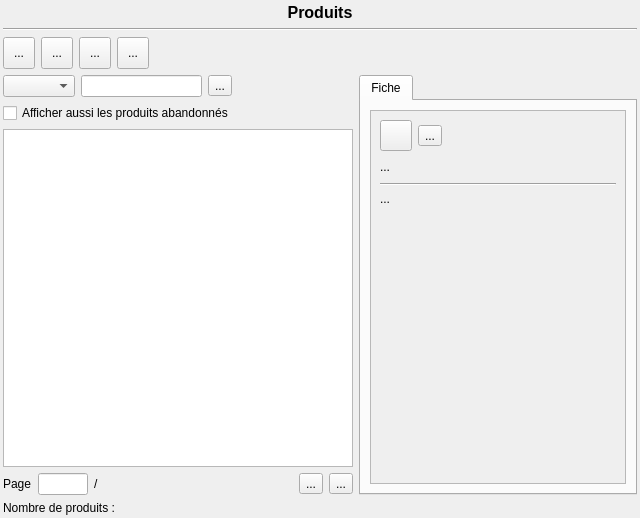
cfdev/mcercle, file src/productView.ui: the form before one commit.
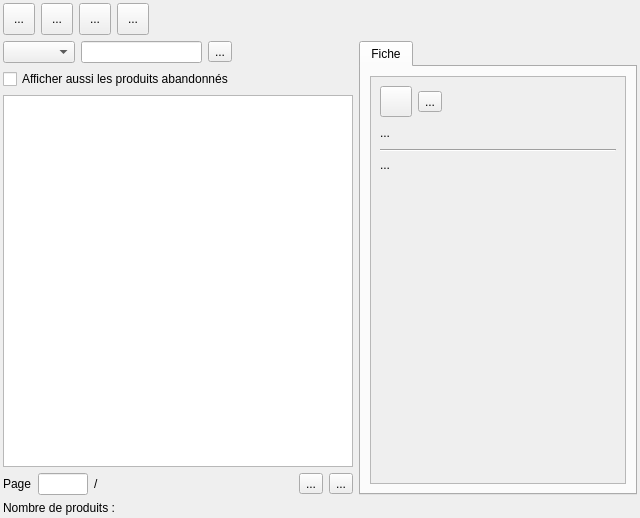
The form after the commit. Icons and pictures are not drawn.

Commit message: Utilisation de la class ItemOfTable et suppression des titres pour maximizer la taille sur les petits écrans

```diff
--- a/src/productView.ui
+++ b/src/productView.ui
@@ -29,33 +29,6 @@
    </property>
    <item>
     <layout class="QVBoxLayout" name="verticalLayout">
-     <item>
-      <widget class="QLabel" name="labeltitle">
-       <property name="font">
-        <font>
-         <pointsize>12</pointsize>
-         <weight>75</weight>
-         <bold>true</bold>
-        </font>
-       </property>
-       <property name="text">
-        <string>Produits</string>
-       </property>
-       <property name="alignment">
-        <set>Qt::AlignCenter</set>
-       </property>
-       <property name="margin">
-        <number>5</number>
-       </property>
-      </widget>
-     </item>
-     <item>
-      <widget class="Line" name="line_top">
-       <property name="orientation">
-        <enum>Qt::Horizontal</enum>
-       </property>
-      </widget>
-     </item>
      <item>
       <layout class="QHBoxLayout" name="horizontalLayout_buttons">
        <item>
@@ -392,7 +365,7 @@
                   <x>0</x>
                   <y>0</y>
                   <width>240</width>
-                  <height>350</height>
+                  <height>397</height>
                  </rect>
                 </property>
                 <layout class="QVBoxLayout" name="verticalLayout_5">
```
The commit also changes 13 other files.
